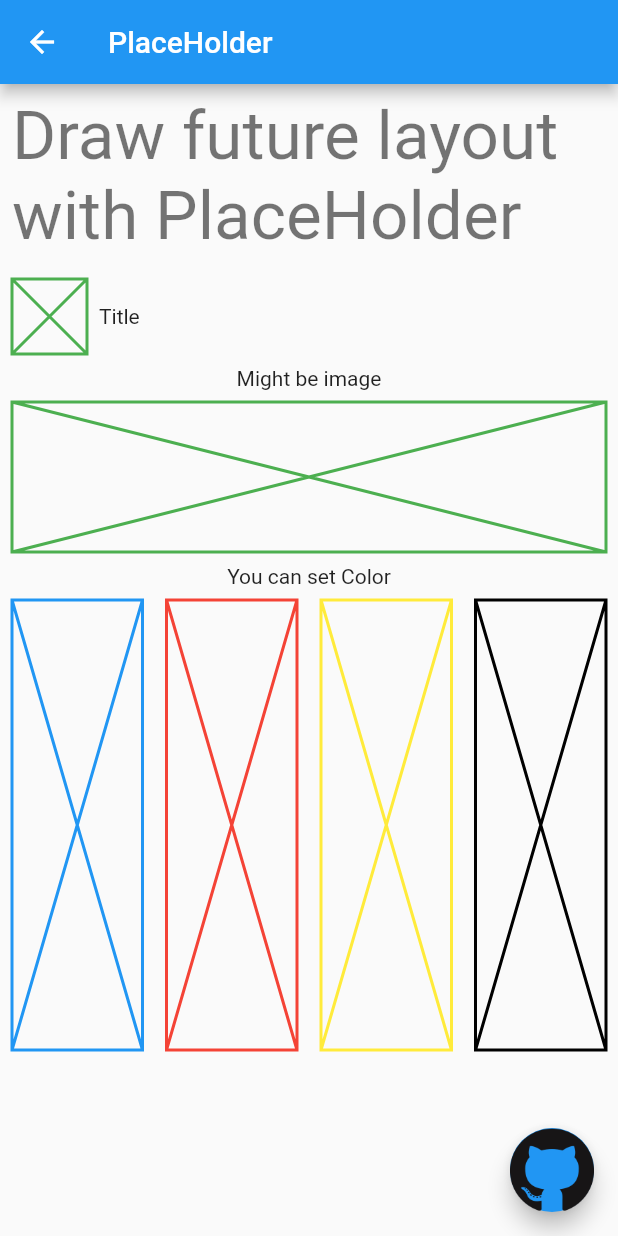
After one commit to Zimins/flutter_cookbook, a Flutter app: the _PlaceHolderPage screen opened directly, on a phone screen of 412 x 824 dp. The commit adds this screen. Run offline on Flutter 3.47's test engine with Material 2 defaults, Android fonts, the phone set to English and light mode, and no system bars; our stand-ins replace image_picker; missing offline and left inert: flutter_material_color_picker.

Commit message:
add placeholder

```diff
--- /dev/null
+++ b/lib/contents/placeholder.dart
@@ -0,0 +1,106 @@
+import 'package:flutter/cupertino.dart';
+import 'package:flutter/material.dart';
+import 'package:flutter_cookbook/contents/contentlist.dart';
+import 'package:flutter_cookbook/githubWidget.dart';
+
+class PlaceHolderDemo implements CookItem {
+  @override
+  String title = "PlaceHolder";
+
+  @override
+  void onSelect(BuildContext context) {
+    Navigator.push(context, MaterialPageRoute(builder: (context) {
+      return _PlaceHolderPage();
+    }));
+  }
+}
+
+class _PlaceHolderPage extends StatelessWidget {
+  @override
+  Widget build(BuildContext context) {
+    return Scaffold(
+      appBar: AppBar(
+        title: Text("PlaceHolder"),
+      ),
+      floatingActionButton: GithubLink(
+        link: "contents/placeholder.dart",
+      ),
+      body: SingleChildScrollView(
+        child: Column(
+          children: <Widget>[
+            Padding(
+              padding: const EdgeInsets.all(8.0),
+              child: Text(
+                "Draw future layout with PlaceHolder",
+                style: Theme.of(context).textTheme.display2,
+              ),
+            ),
+            Row(
+              children: <Widget>[
+                Padding(
+                  padding: const EdgeInsets.all(8.0),
+                  child: Placeholder(
+                    color: Colors.green,
+                    fallbackWidth: 50,
+                    fallbackHeight: 50,
+                  ),
+                ),
+                Text("Title"),
+              ],
+            ),
+            Text("Might be image"),
+            Padding(
+              padding: const EdgeInsets.all(8.0),
+              child: Placeholder(
+                color: Colors.green,
+                fallbackHeight: 100,
+                fallbackWidth: 100,
+              ),
+            ),
+            Text("You can set Color"),
+            Row(
+              children: <Widget>[
+                Expanded(
+                  child: Padding(
+                    padding: const EdgeInsets.all(8.0),
+                    child: Placeholder(
+                      color: Colors.blue,
+                      fallbackHeight: 300,
+                    ),
+                  ),
+                ),
+                Expanded(
+                  child: Padding(
+                    padding: const EdgeInsets.all(8.0),
+                    child: Placeholder(
+                      color: Colors.red,
+                      fallbackHeight: 300,
+                    ),
+                  ),
+                ),
+                Expanded(
+                  child: Padding(
+                    padding: const EdgeInsets.all(8.0),
+                    child: Placeholder(
+                      color: Colors.yellow,
+                      fallbackHeight: 300,
+                    ),
+                  ),
+                ),
+                Expanded(
+                  child: Padding(
+                    padding: const EdgeInsets.all(8.0),
+                    child: Placeholder(
+                      color: Colors.black,
+                      fallbackHeight: 300,
+                    ),
+                  ),
+                ),
+              ],
+            )
+          ],
+        ),
+      ),
+    );
+  }
+}
--- a/lib/main.dart
+++ b/lib/main.dart
@@ -2,6 +2,7 @@ import 'package:flutter/material.dart';
 import 'package:flutter_cookbook/contents/contentlist.dart';
 import 'package:flutter_cookbook/contents/dialogShowcase.dart';
 import 'package:flutter_cookbook/contents/image.dart';
+import 'package:flutter_cookbook/contents/placeholder.dart';
 import 'package:flutter_cookbook/contents/snackbar.dart';
 import 'package:flutter_cookbook/webLauncher.dart';
 import 'package:url_launcher/url_launcher.dart';
@@ -48,7 +49,8 @@ class _MyHomePageState extends State<MyHomePage> {
     SliderDemo(),
     ImageDemo(),
     SnacbarDemo(),
-    AlertDialogDemo()
+    AlertDialogDemo(),
+    PlaceHolderDemo()
   ];
 
   @override
```
